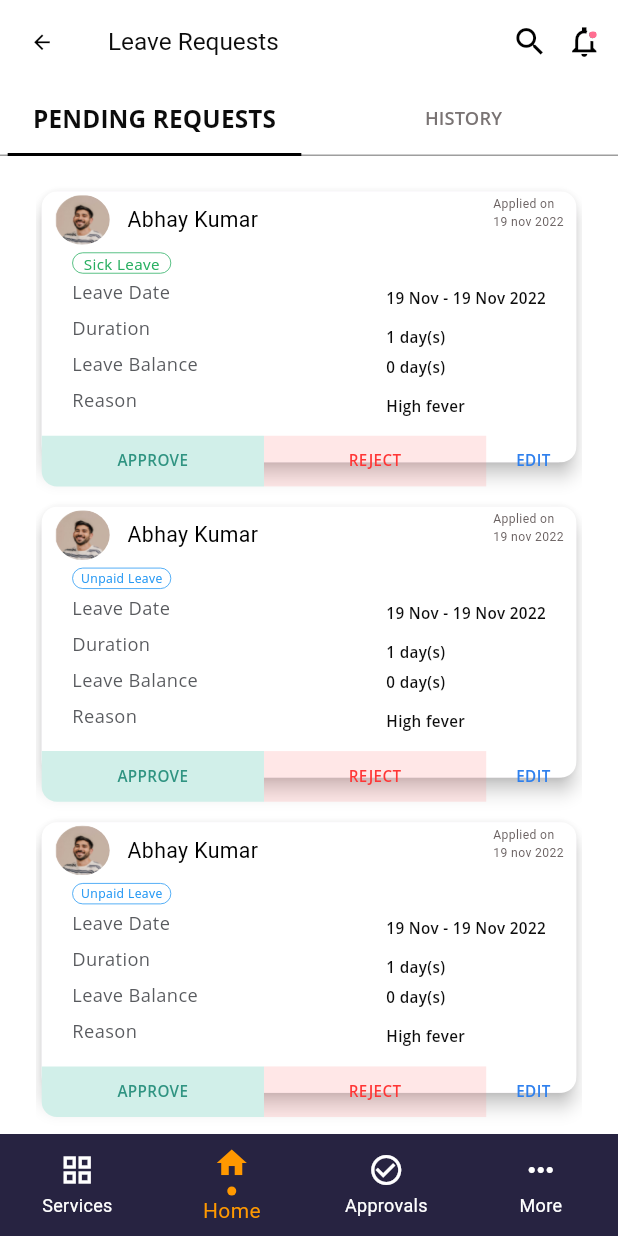
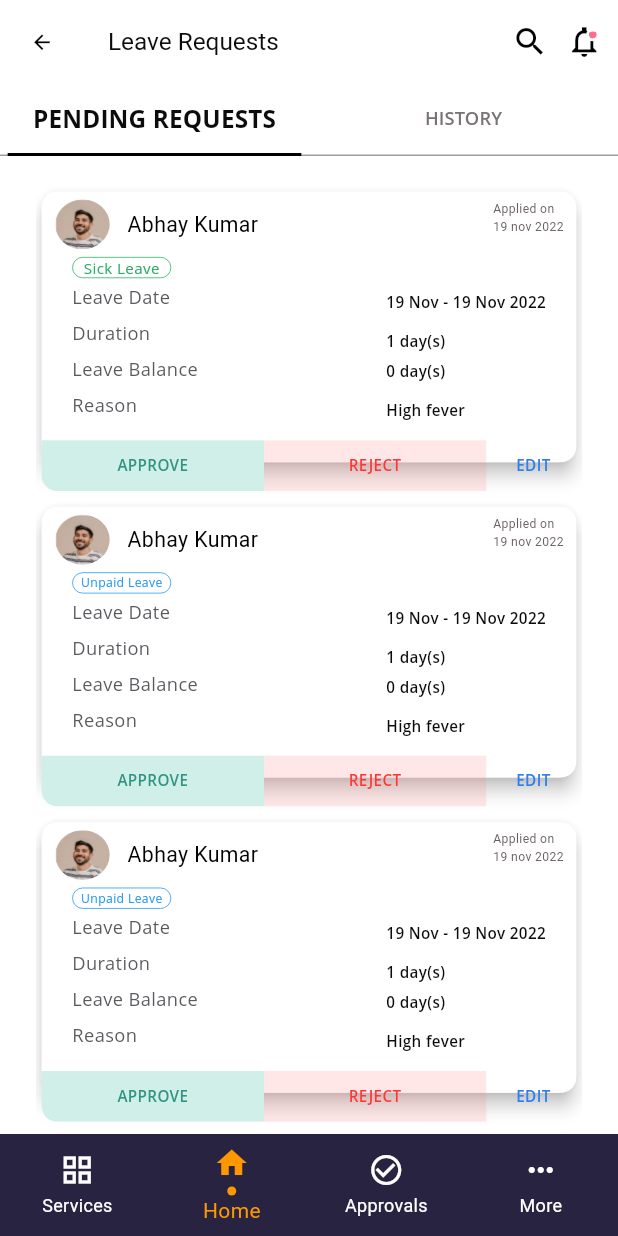
Before and after one commit to jaysonjyo/justonepage, a Flutter app: the screen it shows after launch, item 2 of the bottom bar chosen, on a phone screen of 412 x 824 dp. Run offline on Flutter 3.47's test engine with Material 3 defaults, Android fonts, the light colour scheme and no system bars; our stand-ins replace flutter_screenutil; Roboto replaces fonts that are missing (Open Sans).

```diff
--- a/lib/Ui/HomeScreen.dart
+++ b/lib/Ui/HomeScreen.dart
@@ -139,7 +139,7 @@ class _HomescreenState extends State<Homescreen> {
                                   ),
                                   child: Column(
                                     children: [
-                                      SizedBox(height:2.h ,),
+                                      SizedBox(height:5.h ,),
                                       Padding(
                                         padding: EdgeInsets.symmetric(
                                             horizontal: 8.2.w),
```
